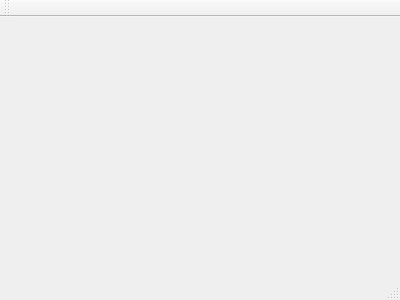
Old version of the form ModelViewFramework/mainwindow.ui in the repository 6qat/canabrava.
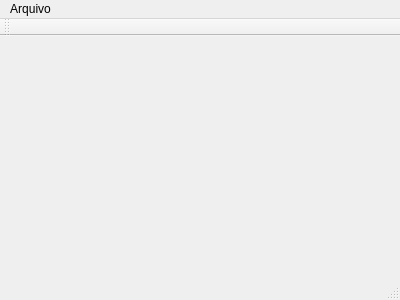
New version of the form.

Diff of the .ui file:
```diff
--- a/ModelViewFramework/mainwindow.ui
+++ b/ModelViewFramework/mainwindow.ui
@@ -23,6 +23,13 @@
      <height>21</height>
     </rect>
    </property>
+   <widget class="QMenu" name="menuArquivo">
+    <property name="title">
+     <string>Arquivo</string>
+    </property>
+    <addaction name="actionAdicionarDados"/>
+   </widget>
+   <addaction name="menuArquivo"/>
   </widget>
   <widget class="QToolBar" name="mainToolBar">
    <attribute name="toolBarArea">
```
Left out of the diff: 5 changed lines with no effect on the pictures.
